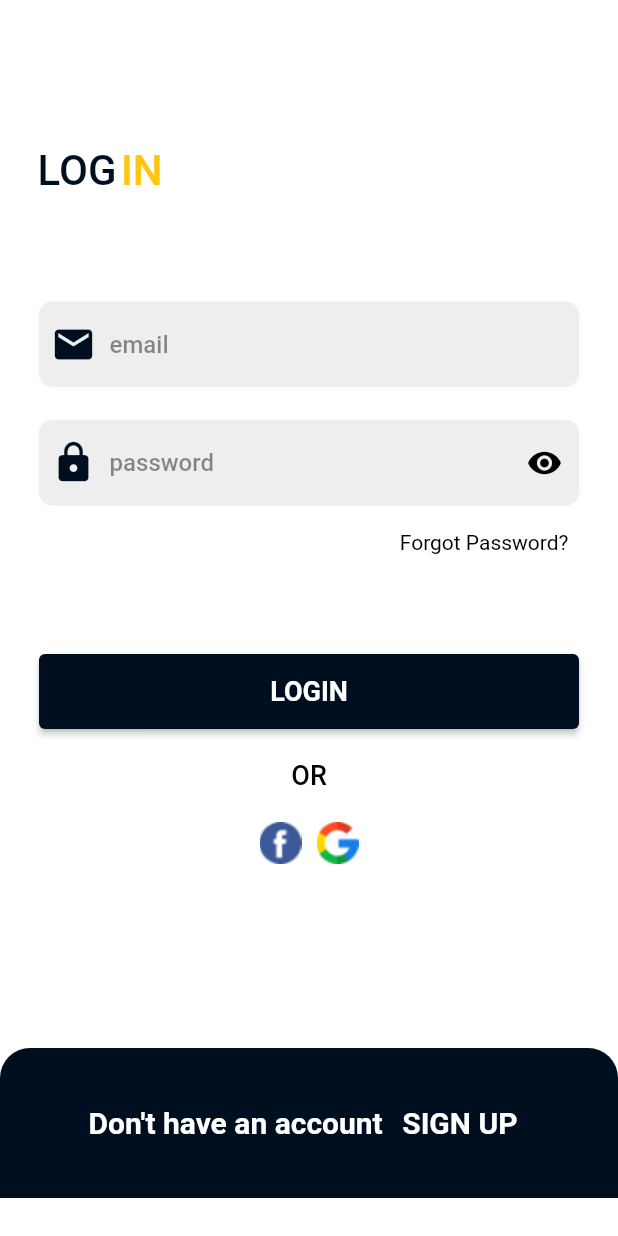
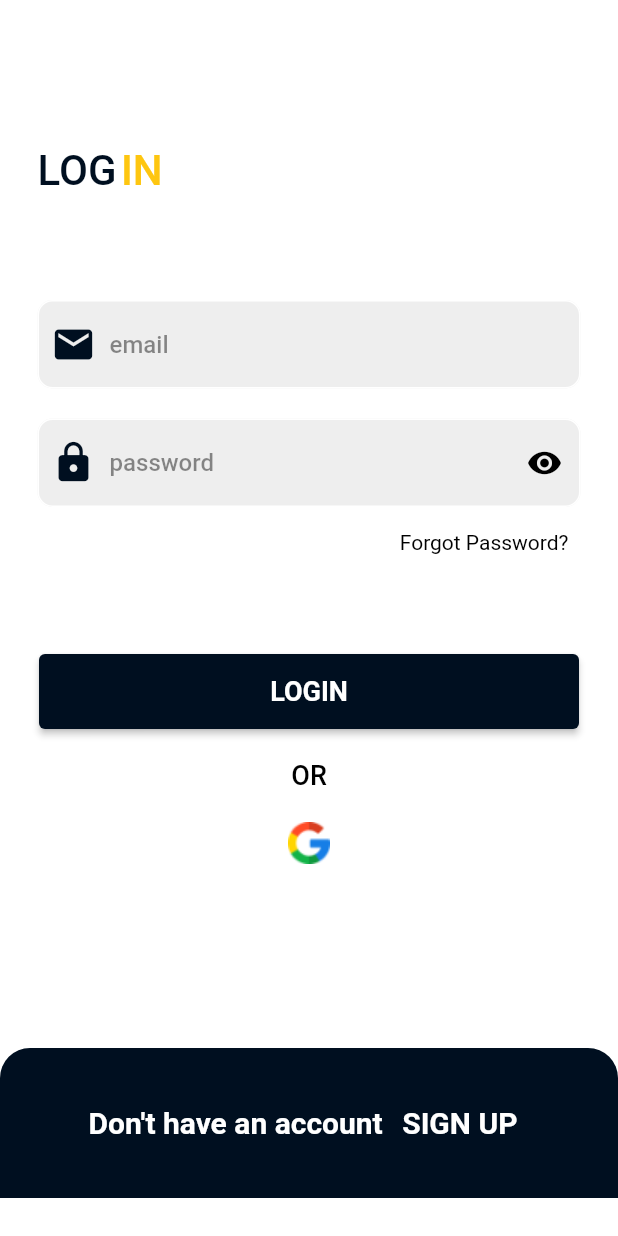
Before and after one commit to MahmoudFathiAhmed/E-Shop, a Flutter app: the screen it shows after launch, after a tap on "Get Start", on a phone screen of 412 x 824 dp. Run offline on Flutter 3.47's test engine with Material 2 defaults, Android fonts, the phone set to English and light mode, and no system bars; our stand-ins replace badges, cached_network_image, carousel_slider, firebase_auth, firebase_core, flutter_rating_bar and 8 more; accounts and stored records are empty.

Commit message:
minor improvements (login screen)

```diff
--- a/lib/model/facebook_model.dart
+++ /dev/null
@@ -1,44 +0,0 @@
-// {
-//  "name": "Open Graph Test User",
-//  "email": "open_jygexjs_user@tfbnw.net",
-//  "picture": {
-//    "data": {
-//      "height": 126,
-//      "url": "https://scontent.fuio21-1.fna.fbcdn.net/v/t1.30497-1/s200x200/84628273_176159830277856_972693363922829312_n.jpg",
-//      "width": 200
-//    }
-//  },
-//  "id": "136742241592917"
-// }
-
-class FaceBookModel {
-  final String? name;
-  final String? email;
-  final String? id;
-  final FaceBookPhotoModel? faceBookPhotoModel;
-
-  FaceBookModel({this.name, this.email, this.id, this.faceBookPhotoModel});
-
-  factory FaceBookModel.fromJson(Map<String, dynamic> json) => FaceBookModel(
-    email: json['email'],
-    name: json['name'],
-    id: json['id'],
-    faceBookPhotoModel:
-    FaceBookPhotoModel.fromJson(json['picture']['data']),
-  );
-}
-
-class FaceBookPhotoModel {
-  final String? url;
-  final int? height;
-  final int? width;
-
-  FaceBookPhotoModel({this.url, this.height, this.width});
-
-  factory FaceBookPhotoModel.fromJson(Map<String, dynamic> json) =>
-      FaceBookPhotoModel(
-        url: json['url'],
-        width: json['width'],
-        height: json['height'],
-      );
-}
--- a/lib/utils/assets_manager.dart
+++ b/lib/utils/assets_manager.dart
@@ -8,7 +8,6 @@ class ImageAssets{
   static const String  darkModeIc= "$imagePath/dark_mode_ic.svg";
   static const String  electronics= "$imagePath/electronics.png";
   static const String  emptyProfile= "$imagePath/empty_profile.png";
-  static const String  facebook= "$imagePath/facebook.png";
   static const String  favouritesIc= "$imagePath/favourites_ic.svg";
   static const String  forgotPassword= "$imagePath/forgot_password.svg";
   static const String  google= "$imagePath/google.png";
--- a/lib/view/screens/auth/login_screen.dart
+++ b/lib/view/screens/auth/login_screen.dart
@@ -176,20 +176,6 @@ class LoginScreen extends StatelessWidget {
                         const SizedBox(
                           height: AppSize.s20,
                         ),
-                        Row(
-                          mainAxisAlignment: MainAxisAlignment.center,
-                          children: [
-                            InkWell(
-                              onTap: () {
-                                controller.faceBookSignUpApp();
-                              },
-                              child: Image.asset(
-                                ImageAssets.facebook,
-                              ),
-                            ),
-                            const SizedBox(
-                              width: AppSize.s10,
-                            ),
                         GetBuilder<AuthController>(builder: (_) {
                           return InkWell(
                             onTap: () {
@@ -199,8 +185,7 @@ class LoginScreen extends StatelessWidget {
                               ImageAssets.google,
                             ),
                           );
-                            }),
-                          ],
+                        }
                         ),
                       ],
                     ),
--- a/lib/view/screens/welcome_screen.dart
+++ b/lib/view/screens/welcome_screen.dart
@@ -80,8 +80,9 @@ class WelcomeScreen extends StatelessWidget {
                     ],
                   ),
                 ),
-                const SizedBox(
-                  height: AppSize.s370,
+                SizedBox(
+                  height: MediaQuery.of(context).size.height*0.5,
+                  // height: AppSize.s370,
                 ),
                 ElevatedButton(
                   style: ElevatedButton.styleFrom(
--- a/pubspec.yaml
+++ b/pubspec.yaml
@@ -40,7 +40,6 @@ dependencies:
   get: ^4.6.3
   get_storage: ^2.0.3
   google_fonts: ^2.3.2
-  flutter_facebook_auth: ^4.3.4
   http: ^0.13.4
   badges: ^2.0.2
   carousel_slider: ^4.1.1
```
Also changed, not shown: lib/logic/controllers/auth_controller.dart (+0 -16 lines), assets/images/facebook.png (deleted), pubspec.lock. Lines whose indentation alone changed are shown as unchanged.
